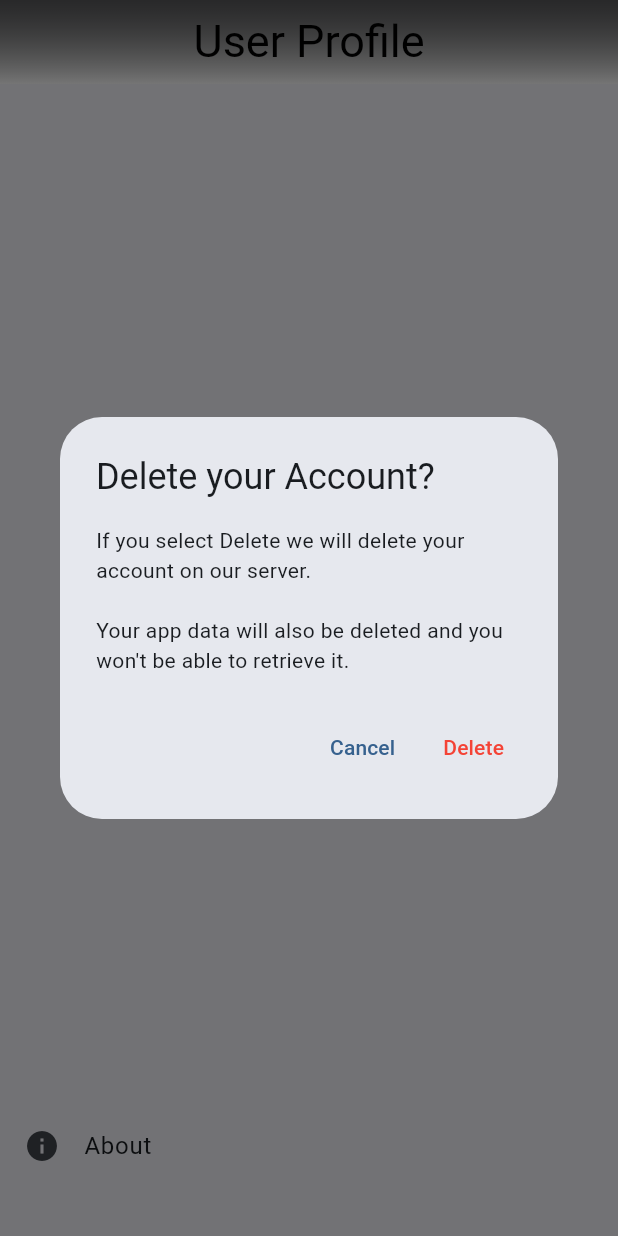
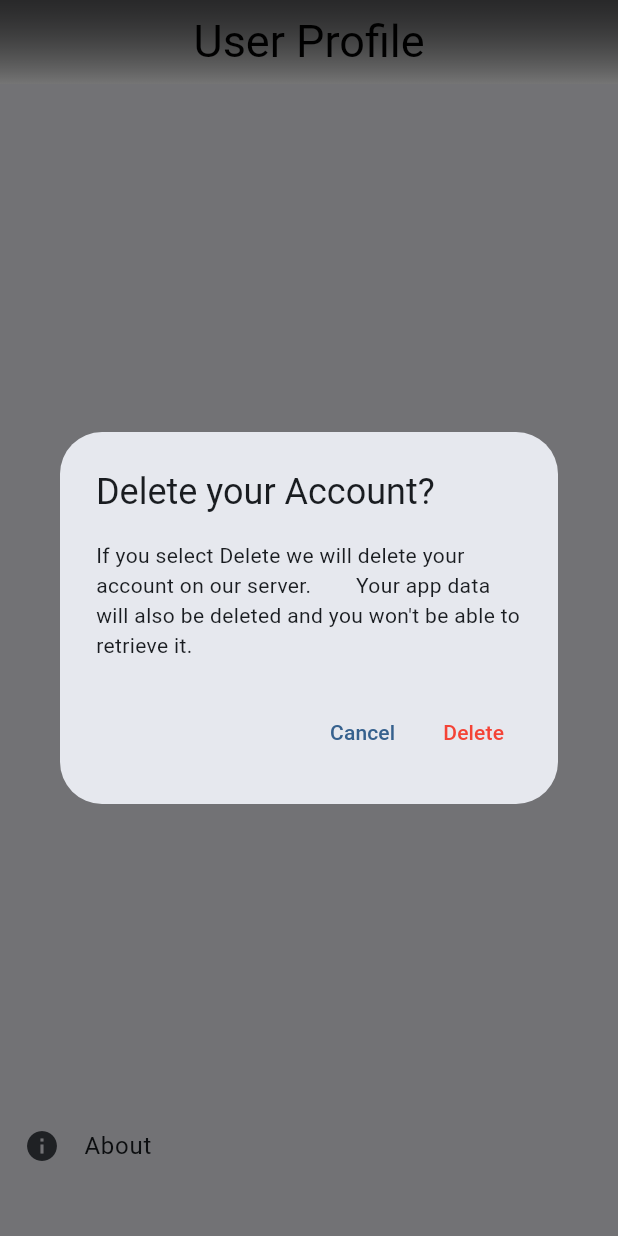
Before and after one commit to mateuszkasprzak94/fitness_prodigy, a Flutter app: the UserProfilePage screen opened directly with empty values, after a tap on "DELETE ACCOUNT", on a phone screen of 412 x 824 dp. Run offline on Flutter 3.47's test engine with Material 2 defaults, Android fonts, the phone set to English and light mode, and no system bars; our stand-ins replace bloc, cloud_firestore, dio, firebase_auth, firebase_core, flutter_animate and 6 more; accounts and stored records are empty; generated files the repository leaves out were written again; network calls fail; Roboto replaces fonts that are missing (Satisfy).

Commit message:
Add new translations

```diff
--- a/lib/app/pages/user_profile/user_profile_page.dart
+++ b/lib/app/pages/user_profile/user_profile_page.dart
@@ -3,6 +3,7 @@ import 'package:flutter/material.dart';
 import 'package:flutter/services.dart';
 import 'package:flutter_bloc/flutter_bloc.dart';
 import 'package:google_fonts/google_fonts.dart';
+import 'package:flutter_gen/gen_l10n/app_localizations.dart';
 
 class UserProfilePage extends StatelessWidget {
   const UserProfilePage({
@@ -39,7 +40,7 @@ class UserProfilePage extends StatelessWidget {
           mainAxisAlignment: MainAxisAlignment.center,
           children: [
             Text(
-              'You are logged as',
+              AppLocalizations.of(context).loggedAs,
               style: GoogleFonts.libreFranklin(fontSize: 20),
               overflow: TextOverflow.ellipsis,
               maxLines: 2,
@@ -81,9 +82,9 @@ class UserProfilePage extends StatelessWidget {
                   onPressed: () {
                     context.read<AuthCubit>().signOut();
                   },
-                  child: const Text(
-                    'Logout',
-                    style: TextStyle(
+                  child: Text(
+                    AppLocalizations.of(context).logout,
+                    style: const TextStyle(
                         fontWeight: FontWeight.bold, color: Colors.black),
                   ),
                 ),
@@ -106,22 +107,25 @@ class UserProfilePage extends StatelessWidget {
                   context: context,
                   builder: (BuildContext child) {
                     return AlertDialog(
-                      title: const Text('Delete your Account?'),
-                      content: const Text(
-                          '''If you select Delete we will delete your account on our server.
-
-Your app data will also be deleted and you won't be able to retrieve it.'''),
+                      title: Text(
+                        AppLocalizations.of(context).delete,
+                      ),
+                      content: Text(
+                        AppLocalizations.of(context).warningDelete1,
+                      ),
                       actions: [
                         TextButton(
-                          child: const Text('Cancel'),
+                          child: Text(
+                            AppLocalizations.of(context).cancel,
+                          ),
                           onPressed: () {
                             Navigator.of(context).pop();
                           },
                         ),
                         TextButton(
-                          child: const Text(
-                            'Delete',
-                            style: TextStyle(color: Colors.red),
+                          child: Text(
+                            AppLocalizations.of(context).deleteFinal,
+                            style: const TextStyle(color: Colors.red),
                           ),
                           onPressed: () {
                             // Call the delete account function
@@ -135,9 +139,9 @@ Your app data will also be deleted and you won't be able to retrieve it.'''),
                   },
                 );
               },
-              child: const Text(
-                'DELETE ACCOUNT',
-                style: TextStyle(color: Colors.white),
+              child: Text(
+                AppLocalizations.of(context).deleteAccount,
+                style: const TextStyle(color: Colors.white),
               ),
             )
           ],
```
Also changed, not shown: lib/l10n/app_en.arb (+8 -2 lines), lib/l10n/app_es.arb (+13 -7 lines), lib/l10n/app_pl.arb (+8 -1 lines).
